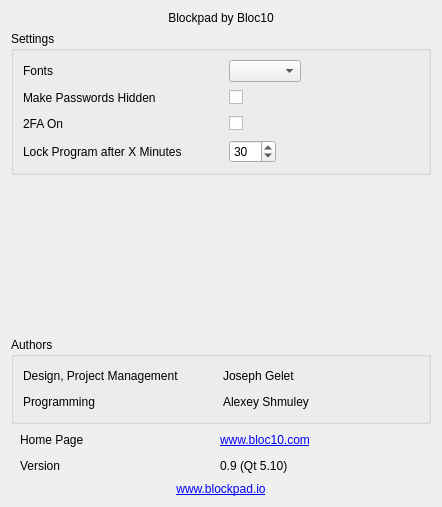
Old version of the form settingswgt.ui in the repository Bloc10FinTech/blockpad.
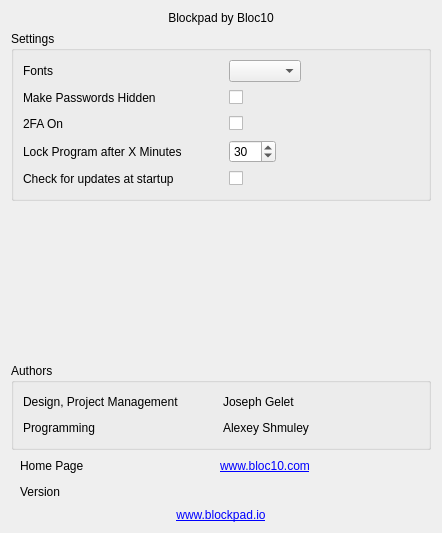
New version of the form.

Patch:
```diff
--- a/settingswgt.ui
+++ b/settingswgt.ui
@@ -252,6 +252,58 @@
         </item>
        </layout>
       </item>
+      <item>
+       <layout class="QHBoxLayout" name="horizontalLayout_11">
+        <item>
+         <widget class="QLabel" name="labelCheckUpdates">
+          <property name="sizePolicy">
+           <sizepolicy hsizetype="Fixed" vsizetype="Preferred">
+            <horstretch>0</horstretch>
+            <verstretch>0</verstretch>
+           </sizepolicy>
+          </property>
+          <property name="minimumSize">
+           <size>
+            <width>200</width>
+            <height>0</height>
+           </size>
+          </property>
+          <property name="maximumSize">
+           <size>
+            <width>200</width>
+            <height>16777215</height>
+           </size>
+          </property>
+          <property name="text">
+           <string>Check for updates at startup</string>
+          </property>
+         </widget>
+        </item>
+        <item>
+         <widget class="QCheckBox" name="checkBoxCheckUpdates">
+          <property name="text">
+           <string/>
+          </property>
+          <property name="checked">
+           <bool>false</bool>
+          </property>
+         </widget>
+        </item>
+        <item>
+         <spacer name="horizontalSpacer_15">
+          <property name="orientation">
+           <enum>Qt::Horizontal</enum>
+          </property>
+          <property name="sizeHint" stdset="0">
+           <size>
+            <width>40</width>
+            <height>20</height>
+           </size>
+          </property>
+         </spacer>
+        </item>
+       </layout>
+      </item>
      </layout>
     </widget>
    </item>
@@ -619,7 +671,7 @@
       <item>
        <widget class="QLabel" name="labelVersion">
         <property name="text">
-         <string>0.9 (Qt 5.10)</string>
+         <string/>
         </property>
         <property name="textFormat">
          <enum>Qt::RichText</enum>
```
Left out of the diff: 4 changed lines with no effect on the pictures.
